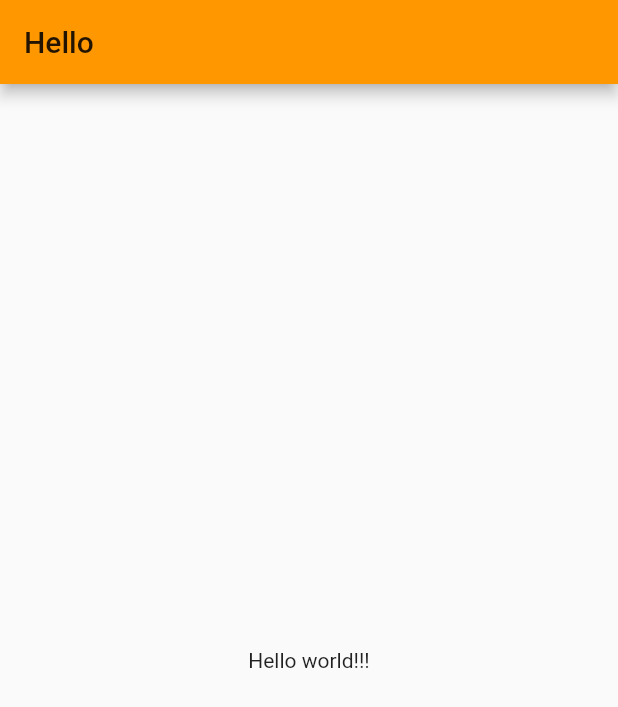
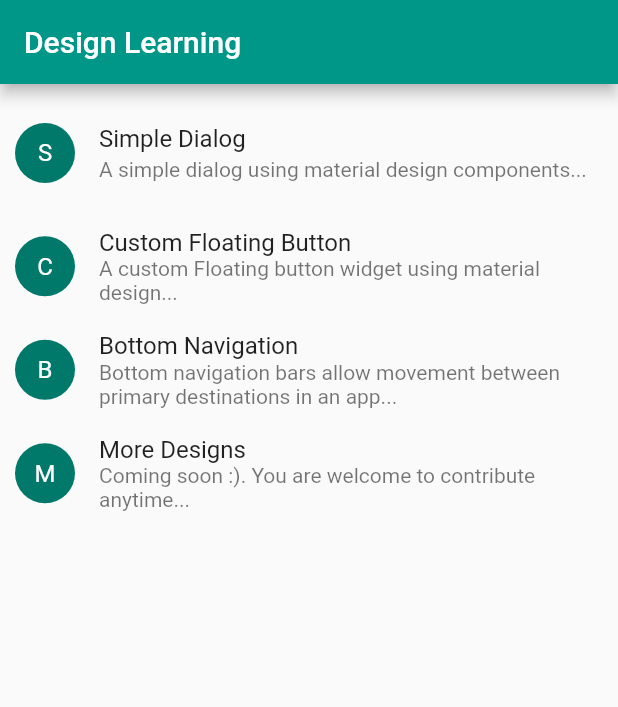
Before and after one commit to ZubairKh/flutter_tutorial_series, a Flutter app: the screen it shows after launch, on a phone screen of 412 x 824 dp. Shown: the top 707 px of the screen. Run offline on Flutter 3.47's test engine with Material 2 defaults, Android fonts, the phone set to English and light mode, and no system bars.

Commit message:
my simple dialog example, routing and navigation

```diff
--- a/lib/main.dart
+++ b/lib/main.dart
@@ -1,29 +1,75 @@
 import 'package:flutter/material.dart';
+import 'package:flutter_turorial_series/screens/my_simple_dialog.dart';
+import 'model/example_list.dart';
 
 void main() => runApp(MyApp());
+
+ThemeData myTheme = ThemeData(
+  primarySwatch: Colors.teal,
+  buttonColor: Colors.teal,
+  buttonTheme: ButtonThemeData(
+    textTheme: ButtonTextTheme.primary,
+  ),
+);
 
 class MyApp extends StatelessWidget {
   @override
   Widget build(BuildContext context) {
     return MaterialApp(
       title: 'Flutter Demo',
-      theme: ThemeData(
-        primarySwatch: Colors.orange,
-      ),
-      home: MyHomePage(),
+      theme: myTheme,
+      debugShowCheckedModeBanner: false,
+      routes: <String, WidgetBuilder>{
+        "/": (BuildContext context) => MyHomePage(),
+        "/MySimpleDialog": (BuildContext context) => MySimpleDialog()
+      },
     );
   }
 }
+
+final List<ExampleList> _examplesList = <ExampleList>[
+  ExampleList(
+    title: 'Simple Dialog',
+    subTitle: 'A simple dialog using material design components...',
+  ),
+  ExampleList(
+    title: 'Custom Floating Button',
+    subTitle: 'A custom Floating button widget using material design...',
+  ),
+  ExampleList(
+    title: 'Bottom Navigation',
+    subTitle:
+        'Bottom navigation bars allow movement between primary destinations in an app...',
+  ),
+  ExampleList(
+    title: 'More Designs',
+    subTitle: 'Coming soon :). You are welcome to contribute anytime...',
+  ),
+];
 
 class MyHomePage extends StatelessWidget {
   @override
   Widget build(BuildContext context) {
     return Scaffold(
       appBar: AppBar(
-        title: Text('Hello'),
+        title: Text('Design Learning'),
       ),
-      body: Center(
-        child: Text('Hello world!!!'),
+      body: ListView.builder(
+        padding: EdgeInsets.all(5),
+        itemCount: _examplesList.length,
+        itemBuilder: (BuildContext context, int index) {
+          return ListTile(
+            contentPadding: EdgeInsets.all(5),
+            leading: CircleAvatar(
+              child: Text(_examplesList[index].title[0]),
+            ),
+            title: Text(_examplesList[index].title),
+            subtitle: Text(_examplesList[index].subTitle),
+            onTap: () {
+              Navigator.of(context).pushNamed("/MySimpleDialog");
+            },
+          );
+        },
       ),
     );
   }
--- /dev/null
+++ b/lib/model/example_list.dart
@@ -0,0 +1,6 @@
+class ExampleList {
+  const ExampleList({this.title, this.subTitle});
+
+  final String title;
+  final String subTitle;
+}
```
Also changed, not shown: lib/model/kittens.dart (added, +8 -0 lines), lib/screens/my_simple_dialog.dart (added, +141 -0 lines).
